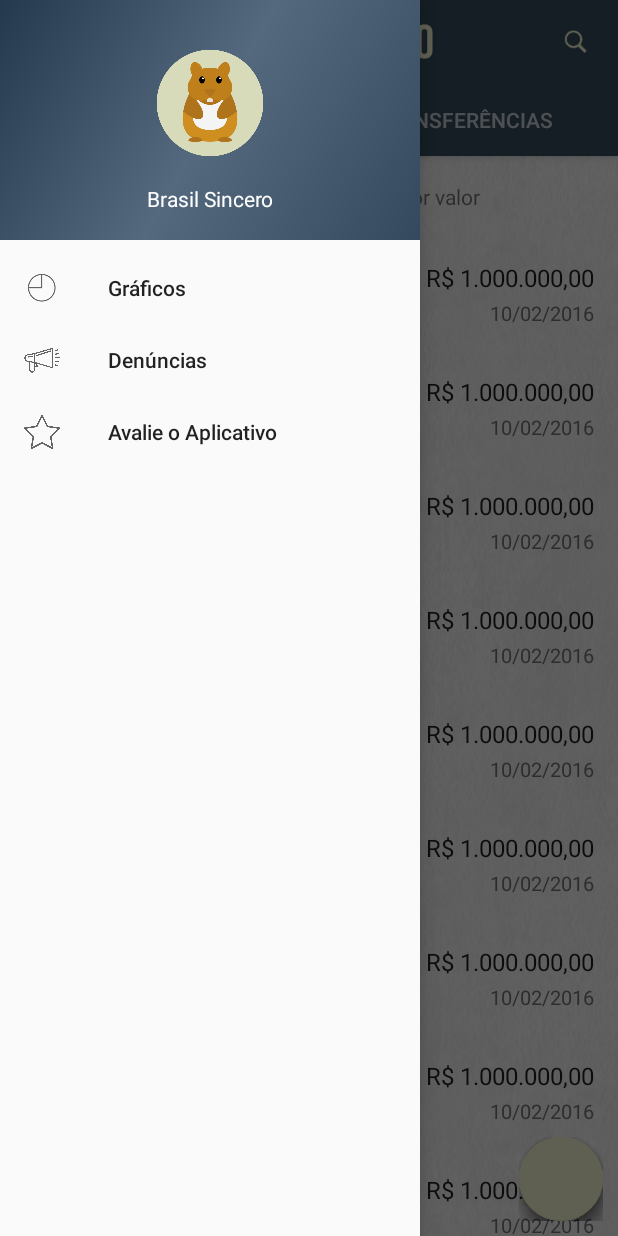
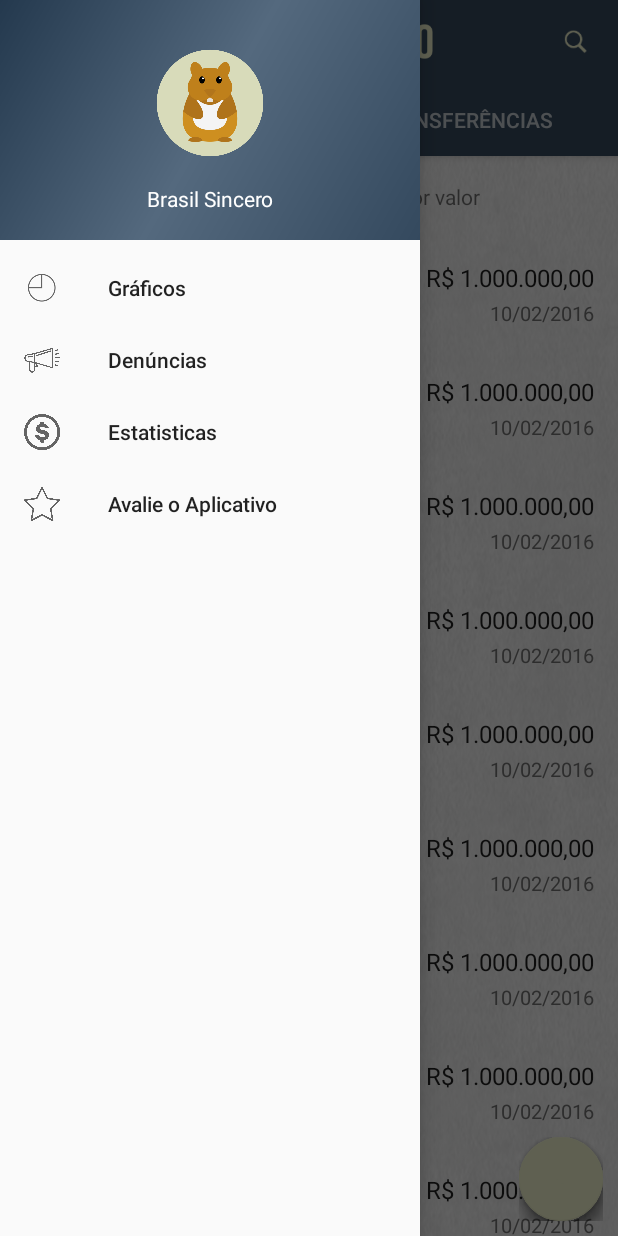
Before and after one commit to LabPi/brasilsincero-android, an Android app: the screen it shows after launch (MainActivity), with the side drawer open, on a phone screen of 412 x 824 dp. Run offline under Robolectric (Android 15) with nearby library versions, the phone set to English and light mode, and no system bars; our stand-ins replace ButterKnife, CircleImageView; libraries missing offline, so code that uses them is left out: com.github.clans.fab; plain views replace FloatingActionButton, FloatingActionMenu; 4 statements that could not run were skipped.

Commit message:
pequenos ajustes

```diff
--- a/BrasilSincero/app/src/main/java/com/ericmguimaraes/brasilsincero/DenuntiantionRegistActivity.java
+++ b/BrasilSincero/app/src/main/java/com/ericmguimaraes/brasilsincero/DenuntiantionRegistActivity.java
@@ -41,7 +41,6 @@ public class DenuntiantionRegistActivity extends AppCompatActivity {
                 finish();
             }
         });
-
     }
 
 }
--- a/BrasilSincero/app/src/main/res/layout/content_graphs.xml
+++ b/BrasilSincero/app/src/main/res/layout/content_graphs.xml
@@ -4,7 +4,8 @@
     xmlns:app="http://schemas.android.com/apk/res-auto"
     xmlns:tools="http://schemas.android.com/tools"
     android:layout_width="match_parent"
-    android:layout_height="match_parent">
+    android:layout_height="match_parent"
+    app:layout_behavior="@string/appbar_scrolling_view_behavior">
     <RelativeLayout
         android:layout_width="match_parent"
         android:layout_height="wrap_content"
@@ -12,7 +13,6 @@
         android:paddingLeft="@dimen/activity_horizontal_margin"
         android:paddingRight="@dimen/activity_horizontal_margin"
         android:paddingTop="@dimen/activity_vertical_margin"
-        app:layout_behavior="@string/appbar_scrolling_view_behavior"
         tools:context=".GraphsActivity"
         tools:showIn="@layout/activity_graphs">
 
--- a/BrasilSincero/app/src/main/res/menu/activity_main_drawer.xml
+++ b/BrasilSincero/app/src/main/res/menu/activity_main_drawer.xml
@@ -11,22 +11,12 @@
             android:icon="@drawable/icone_denuncias"
             android:title="Denúncias" />
         <item
+            android:id="@+id/nav_statistics"
+            android:icon="@drawable/icone_estatistica"
+            android:title="Estatisticas" />
+        <item
             android:id="@+id/nav_evaluation"
             android:icon="@drawable/icone_avaliar"
             android:title="Avalie o Aplicativo" />
     </group>
-<!--
-    <item android:title="Communicate">
-        <menu>
-            <item
-                android:id="@+id/nav_share"
-                android:icon="@drawable/ic_menu_share"
-                android:title="Share" />
-            <item
-                android:id="@+id/nav_send"
-                android:icon="@drawable/ic_menu_send"
-                android:title="Send" />
-        </menu>
-    </item>
--->
 </menu>
```
